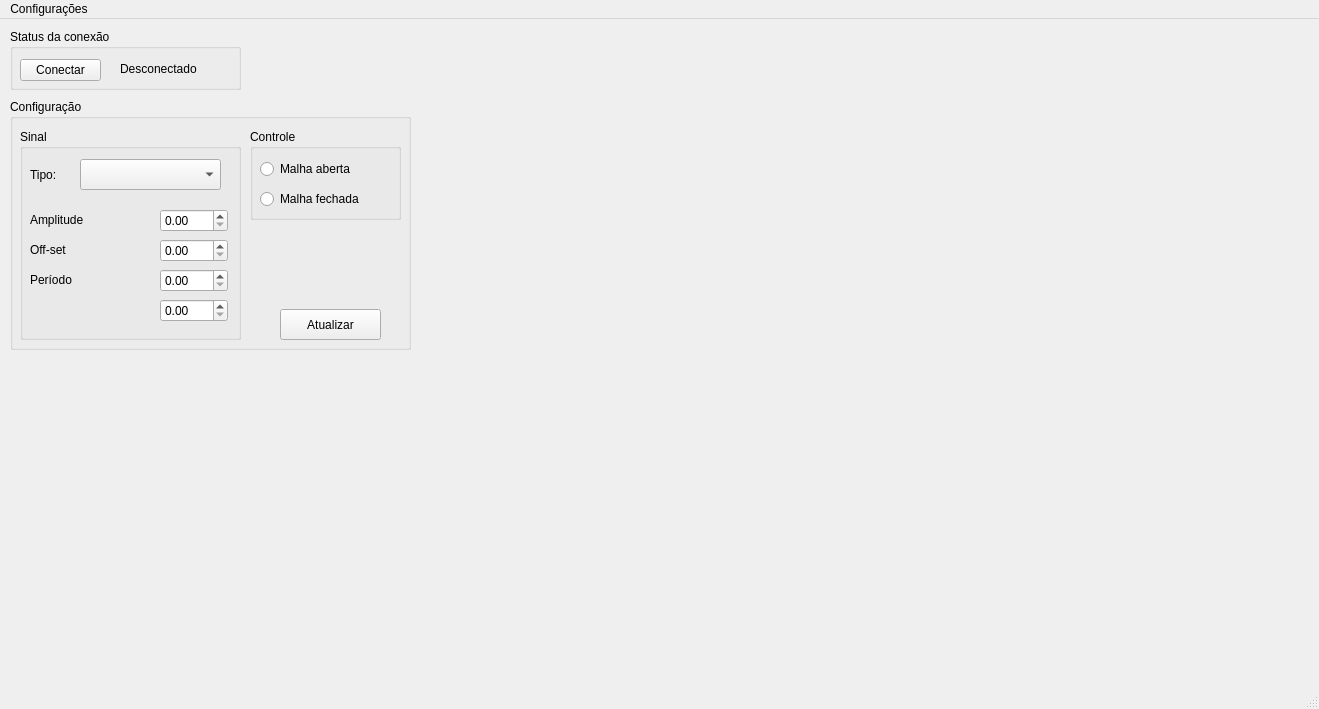
The window that mainwindow.ui (Chechunlong/control) describes before a commit, drawn with Qt 5.
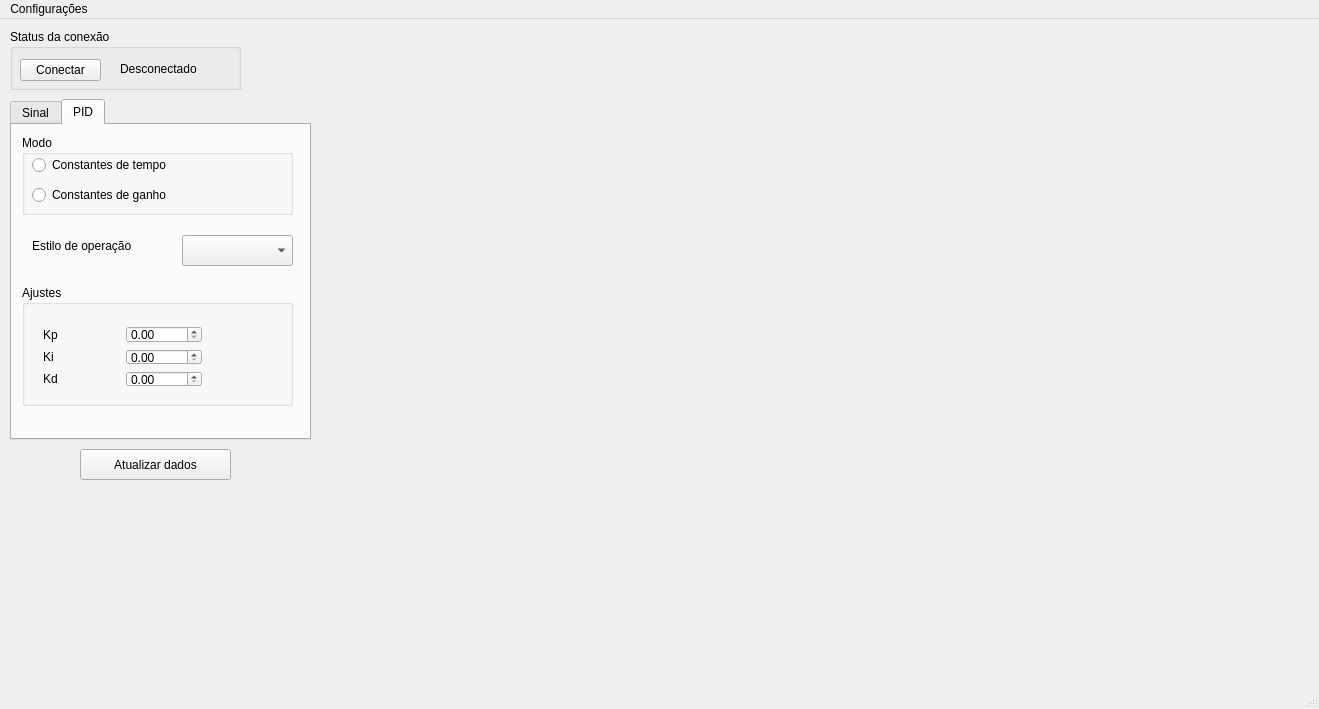
The same window after the commit. Custom widgets are drawn as their Qt base class.

Patch:
```diff
--- a/mainwindow.ui
+++ b/mainwindow.ui
@@ -53,80 +53,101 @@
      </property>
     </widget>
    </widget>
-   <widget class="QGroupBox" name="groupConf">
+   <widget class="QCustomPlot" name="graficoEscrita" native="true">
     <property name="geometry">
      <rect>
-      <x>10</x>
-      <y>80</y>
-      <width>401</width>
-      <height>251</height>
-     </rect>
-    </property>
-    <property name="title">
-     <string>Configuração</string>
-    </property>
-    <widget class="QGroupBox" name="groupSinal">
-     <property name="geometry">
-      <rect>
-       <x>10</x>
+      <x>330</x>
        <y>30</y>
-       <width>221</width>
-       <height>211</height>
-      </rect>
-     </property>
-     <property name="title">
+      <width>981</width>
+      <height>301</height>
+     </rect>
+    </property>
+    <widget class="QWidget" name="layoutWidget">
+     <property name="geometry">
+      <rect>
+       <x>70</x>
+       <y>20</y>
+       <width>201</width>
+       <height>51</height>
+      </rect>
+     </property>
+     <layout class="QGridLayout" name="gridLayout">
+      <item row="0" column="0">
+       <widget class="QLabel" name="lb_tensaoEscrita">
+        <property name="text">
+         <string/>
+        </property>
+       </widget>
+      </item>
+      <item row="1" column="0">
+       <widget class="QLabel" name="lb_tensaoCalculada">
+        <property name="text">
+         <string/>
+        </property>
+       </widget>
+      </item>
+     </layout>
+    </widget>
+    <zorder>layoutWidget</zorder>
+    <zorder>groupBox_4</zorder>
+   </widget>
+   <widget class="QCustomPlot" name="graficoLeitura" native="true">
+    <property name="geometry">
+     <rect>
+      <x>330</x>
+      <y>350</y>
+      <width>981</width>
+      <height>271</height>
+     </rect>
+    </property>
+    <widget class="QWidget" name="layoutWidget">
+     <property name="geometry">
+      <rect>
+       <x>110</x>
+       <y>20</y>
+       <width>241</width>
+       <height>51</height>
+      </rect>
+     </property>
+     <layout class="QGridLayout" name="gridLayout_2">
+      <item row="0" column="0">
+       <widget class="QLabel" name="lb_sinalLido">
+        <property name="text">
+         <string/>
+        </property>
+       </widget>
+      </item>
+      <item row="1" column="0">
+       <widget class="QLabel" name="lb_erro">
+        <property name="text">
+         <string/>
+        </property>
+       </widget>
+      </item>
+     </layout>
+    </widget>
+   </widget>
+   <widget class="QTabWidget" name="tabWidget">
+    <property name="geometry">
+     <rect>
+      <x>10</x>
+      <y>80</y>
+      <width>301</width>
+      <height>341</height>
+     </rect>
+    </property>
+    <property name="currentIndex">
+     <number>1</number>
+    </property>
+    <widget class="QWidget" name="tab_sinal">
+     <attribute name="title">
       <string>Sinal</string>
-     </property>
-     <widget class="QDoubleSpinBox" name="dSpinAmp">
+     </attribute>
+     <widget class="QDoubleSpinBox" name="dSpinAux">
       <property name="geometry">
        <rect>
-        <x>140</x>
-        <y>80</y>
-        <width>68</width>
-        <height>23</height>
-       </rect>
-      </property>
-      <property name="singleStep">
-       <double>0.500000000000000</double>
-      </property>
-     </widget>
-     <widget class="QLabel" name="labelAmp">
-      <property name="geometry">
-       <rect>
-        <x>10</x>
-        <y>80</y>
-        <width>131</width>
-        <height>21</height>
-       </rect>
-      </property>
-      <property name="text">
-       <string>Amplitude</string>
-      </property>
-      <property name="alignment">
-       <set>Qt::AlignLeading|Qt::AlignLeft|Qt::AlignVCenter</set>
-      </property>
-     </widget>
-     <widget class="QLabel" name="labelOffSet">
-      <property name="geometry">
-       <rect>
-        <x>10</x>
-        <y>110</y>
-        <width>131</width>
-        <height>21</height>
-       </rect>
-      </property>
-      <property name="text">
-       <string>Off-set</string>
-      </property>
-      <property name="alignment">
-       <set>Qt::AlignLeading|Qt::AlignLeft|Qt::AlignVCenter</set>
-      </property>
-     </widget>
-     <widget class="QDoubleSpinBox" name="dSpinOffSet">
-      <property name="geometry">
-       <rect>
-        <x>140</x>
-        <y>110</y>
+        <x>150</x>
+        <y>200</y>
         <width>68</width>
         <height>23</height>
        </rect>
@@ -138,8 +159,8 @@
      <widget class="QLabel" name="labelPeriodo">
       <property name="geometry">
        <rect>
-        <x>10</x>
-        <y>140</y>
+        <x>20</x>
+        <y>170</y>
         <width>131</width>
         <height>21</height>
        </rect>
@@ -151,34 +172,50 @@
        <set>Qt::AlignLeading|Qt::AlignLeft|Qt::AlignVCenter</set>
       </property>
      </widget>
-     <widget class="QDoubleSpinBox" name="dSpinPeriodo">
-      <property name="geometry">
-       <rect>
-        <x>140</x>
-        <y>140</y>
-        <width>68</width>
-        <height>23</height>
-       </rect>
-      </property>
-      <property name="singleStep">
-       <double>0.500000000000000</double>
-      </property>
-     </widget>
      <widget class="QComboBox" name="comboTipoSinal">
       <property name="geometry">
        <rect>
-        <x>60</x>
-        <y>30</y>
+        <x>70</x>
+        <y>60</y>
         <width>141</width>
         <height>31</height>
        </rect>
       </property>
      </widget>
+     <widget class="QLabel" name="labelAmp">
+      <property name="geometry">
+       <rect>
+        <x>20</x>
+        <y>110</y>
+        <width>131</width>
+        <height>21</height>
+       </rect>
+      </property>
+      <property name="text">
+       <string>Amplitude</string>
+      </property>
+      <property name="alignment">
+       <set>Qt::AlignLeading|Qt::AlignLeft|Qt::AlignVCenter</set>
+      </property>
+     </widget>
+     <widget class="QDoubleSpinBox" name="dSpinPeriodo">
+      <property name="geometry">
+       <rect>
+        <x>150</x>
+        <y>170</y>
+        <width>68</width>
+        <height>23</height>
+       </rect>
+      </property>
+      <property name="singleStep">
+       <double>0.500000000000000</double>
+      </property>
+     </widget>
      <widget class="QLabel" name="labelTipoSinal">
       <property name="geometry">
        <rect>
-        <x>10</x>
-        <y>30</y>
+        <x>20</x>
+        <y>60</y>
         <width>59</width>
         <height>31</height>
        </rect>
@@ -187,11 +224,40 @@
        <string>Tipo:</string>
       </property>
      </widget>
-     <widget class="QDoubleSpinBox" name="dSpinAux">
+     <widget class="QLabel" name="labelOffSet">
       <property name="geometry">
        <rect>
-        <x>140</x>
-        <y>170</y>
+        <x>20</x>
+        <y>140</y>
+        <width>131</width>
+        <height>21</height>
+       </rect>
+      </property>
+      <property name="text">
+       <string>Off-set</string>
+      </property>
+      <property name="alignment">
+       <set>Qt::AlignLeading|Qt::AlignLeft|Qt::AlignVCenter</set>
+      </property>
+     </widget>
+     <widget class="QDoubleSpinBox" name="dSpinOffSet">
+      <property name="geometry">
+       <rect>
+        <x>150</x>
+        <y>140</y>
+        <width>68</width>
+        <height>23</height>
+       </rect>
+      </property>
+      <property name="singleStep">
+       <double>0.500000000000000</double>
+      </property>
+     </widget>
+     <widget class="QDoubleSpinBox" name="dSpinAmp">
+      <property name="geometry">
+       <rect>
+        <x>150</x>
+        <y>110</y>
         <width>68</width>
         <height>23</height>
        </rect>
@@ -203,37 +269,23 @@
      <widget class="QLabel" name="labelAux">
       <property name="geometry">
        <rect>
-        <x>10</x>
-        <y>170</y>
-        <width>131</width>
-        <height>21</height>
+        <x>20</x>
+        <y>200</y>
+        <width>59</width>
+        <height>14</height>
        </rect>
       </property>
       <property name="text">
        <string/>
       </property>
      </widget>
-    </widget>
-    <widget class="QPushButton" name="buttonAtualizar">
+     <widget class="QGroupBox" name="groupBox_2">
      <property name="geometry">
       <rect>
-       <x>270</x>
-       <y>210</y>
-       <width>101</width>
-       <height>31</height>
-      </rect>
-     </property>
-     <property name="text">
-      <string>Atualizar</string>
-     </property>
-    </widget>
-    <widget class="QGroupBox" name="groupControl">
-     <property name="geometry">
-      <rect>
-       <x>240</x>
-       <y>30</y>
-       <width>151</width>
-       <height>91</height>
+        <x>10</x>
+        <y>10</y>
+        <width>271</width>
+        <height>51</height>
       </rect>
      </property>
      <property name="title">
@@ -243,7 +295,7 @@
       <property name="geometry">
        <rect>
         <x>10</x>
-        <y>30</y>
+         <y>20</y>
         <width>102</width>
         <height>20</height>
        </rect>
@@ -255,8 +307,8 @@
      <widget class="QRadioButton" name="radioFechada">
       <property name="geometry">
        <rect>
-        <x>10</x>
-        <y>60</y>
+         <x>130</x>
+         <y>20</y>
         <width>121</width>
         <height>20</height>
        </rect>
@@ -267,78 +319,163 @@
      </widget>
     </widget>
    </widget>
-   <widget class="QCustomPlot" name="graficoEscrita" native="true">
+    <widget class="QWidget" name="tab_controle">
+     <attribute name="title">
+      <string>PID</string>
+     </attribute>
+     <widget class="QGroupBox" name="groupBox">
     <property name="geometry">
      <rect>
-      <x>420</x>
-      <y>30</y>
-      <width>891</width>
-      <height>301</height>
-     </rect>
-    </property>
-    <widget class="QWidget" name="layoutWidget">
+        <x>10</x>
+        <y>10</y>
+        <width>271</width>
+        <height>80</height>
+       </rect>
+      </property>
+      <property name="title">
+       <string>Modo</string>
+      </property>
+      <widget class="QRadioButton" name="radioButton_2">
      <property name="geometry">
       <rect>
-       <x>70</x>
-       <y>20</y>
-       <width>201</width>
-       <height>51</height>
-      </rect>
-     </property>
-     <layout class="QGridLayout" name="gridLayout">
-      <item row="0" column="0">
-       <widget class="QLabel" name="lb_tensaoEscrita">
+         <x>10</x>
+         <y>50</y>
+         <width>231</width>
+         <height>20</height>
+        </rect>
+       </property>
         <property name="text">
-         <string/>
-        </property>
-       </widget>
-      </item>
-      <item row="1" column="0">
-       <widget class="QLabel" name="lb_tensaoCalculada">
-        <property name="text">
-         <string/>
-        </property>
-       </widget>
-      </item>
-     </layout>
-    </widget>
-   </widget>
-   <widget class="QCustomPlot" name="graficoLeitura" native="true">
+        <string>Constantes de ganho</string>
+       </property>
+      </widget>
+      <widget class="QRadioButton" name="radioButton">
     <property name="geometry">
      <rect>
       <x>10</x>
-      <y>350</y>
-      <width>1301</width>
-      <height>271</height>
-     </rect>
-    </property>
-    <widget class="QWidget" name="layoutWidget">
-     <property name="geometry">
-      <rect>
-       <x>110</x>
        <y>20</y>
        <width>241</width>
-       <height>51</height>
-      </rect>
-     </property>
-     <layout class="QGridLayout" name="gridLayout_2">
+         <height>20</height>
+        </rect>
+       </property>
+       <property name="text">
+        <string>Constantes de tempo</string>
+       </property>
+      </widget>
+     </widget>
+     <widget class="QGroupBox" name="groupBox_3">
+      <property name="geometry">
+       <rect>
+        <x>10</x>
+        <y>160</y>
+        <width>271</width>
+        <height>121</height>
+       </rect>
+      </property>
+      <property name="title">
+       <string>Ajustes</string>
+      </property>
+      <widget class="QWidget" name="">
+       <property name="geometry">
+        <rect>
+         <x>10</x>
+         <y>30</y>
+         <width>181</width>
+         <height>83</height>
+        </rect>
+       </property>
+       <layout class="QGridLayout" name="gridLayout_3">
       <item row="0" column="0">
-       <widget class="QLabel" name="lb_sinalLido">
+         <widget class="QLabel" name="lb_kp">
         <property name="text">
-         <string/>
+           <string>Kp</string>
         </property>
        </widget>
       </item>
+        <item row="0" column="1">
+         <widget class="QDoubleSpinBox" name="sp_kp"/>
+        </item>
       <item row="1" column="0">
-       <widget class="QLabel" name="lb_erro">
+         <widget class="QLabel" name="lb_ki_ti">
         <property name="text">
-         <string/>
+           <string>Ki</string>
         </property>
        </widget>
       </item>
-     </layout>
-    </widget>
-   </widget>
+        <item row="1" column="1">
+         <widget class="QDoubleSpinBox" name="sp_ki_ti"/>
+        </item>
+        <item row="2" column="0">
+         <widget class="QLabel" name="lb_kd_td">
+          <property name="text">
+           <string>Kd</string>
+          </property>
+         </widget>
+        </item>
+        <item row="2" column="1">
+         <widget class="QDoubleSpinBox" name="sp_kd_td"/>
+        </item>
+       </layout>
+      </widget>
+      <zorder>lb_kp</zorder>
+      <zorder>lb_kd_td</zorder>
+      <zorder>lb_ki_ti</zorder>
+      <zorder>lb_kd_td</zorder>
+      <zorder>lb_ki_ti</zorder>
+      <zorder>lb_kp</zorder>
+      <zorder>sp_kp</zorder>
+      <zorder>sp_ki_ti</zorder>
+      <zorder>sp_kd_td</zorder>
+     </widget>
+     <widget class="QComboBox" name="comboBox">
+      <property name="geometry">
+       <rect>
+        <x>170</x>
+        <y>110</y>
+        <width>111</width>
+        <height>31</height>
+       </rect>
+      </property>
+     </widget>
+     <widget class="QLabel" name="label">
+      <property name="geometry">
+       <rect>
+        <x>20</x>
+        <y>110</y>
+        <width>131</width>
+        <height>21</height>
+       </rect>
+      </property>
+      <property name="text">
+       <string>Estilo de operação</string>
+      </property>
+     </widget>
+    </widget>
+   </widget>
+   <widget class="QPushButton" name="buttonAtualizar">
+    <property name="geometry">
+     <rect>
+      <x>80</x>
+      <y>430</y>
+      <width>151</width>
+      <height>31</height>
+     </rect>
+    </property>
+    <property name="text">
+     <string>Atualizar dados</string>
+    </property>
+   </widget>
+   <zorder>groupConectar</zorder>
+   <zorder>graficoEscrita</zorder>
+   <zorder>graficoLeitura</zorder>
+   <zorder>lb_kd_td</zorder>
+   <zorder>le_kd_td</zorder>
+   <zorder>lb_kp</zorder>
+   <zorder>le_kp</zorder>
+   <zorder>le_ki_ti</zorder>
+   <zorder>lb_ki_ti</zorder>
+   <zorder>buttonAtualizar</zorder>
+   <zorder>tabWidget</zorder>
+   <zorder>buttonAtualizar</zorder>
   </widget>
   <widget class="QStatusBar" name="statusBar"/>
   <widget class="QMenuBar" name="menuBar">
```
Lines whose indentation alone changed are shown as unchanged.
